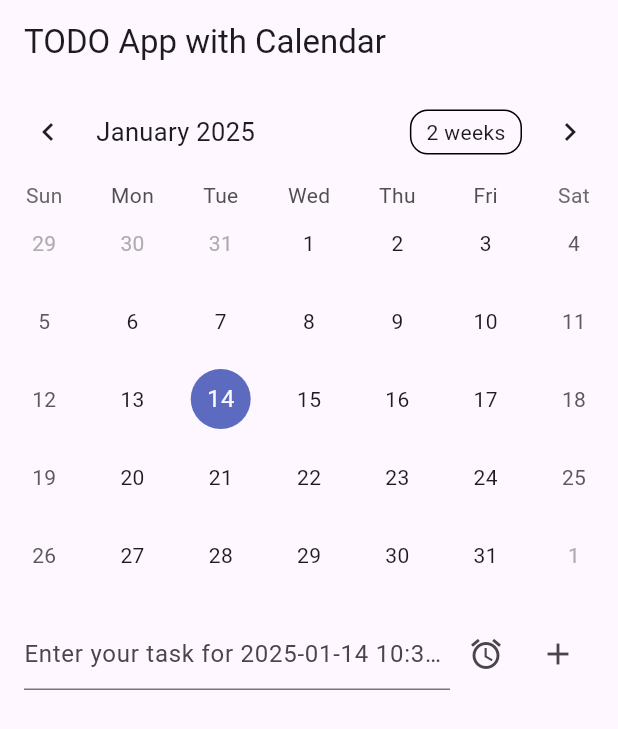
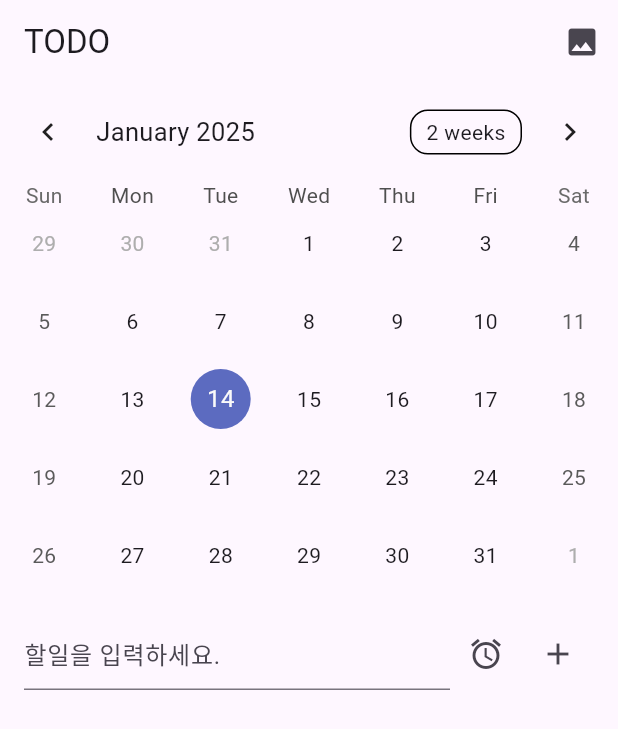
Before and after one commit to 41323/ToDoApp, a Flutter app: the screen it shows after launch, after a tap on the "add" icon, on a phone screen of 412 x 824 dp. Shown: the top 729 px of the screen. Run offline on Flutter 3.47's test engine with Material 3 defaults, Android fonts, the phone set to English and light mode, and no system bars; drawn by our look-alikes of table_calendar; our stand-ins replace flutter_local_notifications, image_picker, permission_handler, shared_preferences, timezone.

Commit message:
background image & transparency

```diff
--- a/flutter_todo_application/flutter_application_1/lib/main.dart
+++ b/flutter_todo_application/flutter_application_1/lib/main.dart
@@ -1,17 +1,21 @@
+import 'dart:convert';
+import 'dart:io';
 import 'package:flutter/material.dart';
+import 'package:image_picker/image_picker.dart';
+import 'package:path_provider/path_provider.dart';
 import 'package:provider/provider.dart';
+import 'package:shared_preferences/shared_preferences.dart';
 import 'package:table_calendar/table_calendar.dart';
-import 'notification_service.dart';  // 알림 서비스 추가
-import 'package:shared_preferences/shared_preferences.dart';
-import 'dart:convert';
 
 class Todo {
   String title;
   bool isDone;
+  DateTime? alarmTime;
 
   Todo({
     required this.title,
     this.isDone = false,
+    this.alarmTime,
   });
 }
 
@@ -23,12 +27,12 @@ class TodoProvider with ChangeNotifier {
     return _todos[normalizedDate] ?? [];
   }
 
-  Future<void> addTodo(DateTime date, String title) async {
+  Future<void> addTodo(DateTime date, String title, {DateTime? alarmTime}) async {
     final DateTime normalizedDate = DateTime(date.year, date.month, date.day);
     if (_todos[normalizedDate] == null) {
       _todos[normalizedDate] = [];
     }
-    _todos[normalizedDate]!.add(Todo(title: title));
+    _todos[normalizedDate]!.add(Todo(title: title, alarmTime: alarmTime));
     await _saveData(); // 데이터 저장
     notifyListeners();
   }
@@ -60,6 +64,7 @@ class TodoProvider with ChangeNotifier {
           return Todo(
             title: item['title'],
             isDone: item['isDone'],
+            alarmTime: item['alarmTime'] != null ? DateTime.parse(item['alarmTime']) : null,
           );
         }).toList();
         _todos[date] = todoList;
@@ -74,28 +79,24 @@ class TodoProvider with ChangeNotifier {
     final Map<String, dynamic> jsonData = {};
     _todos.forEach((key, value) {
       jsonData[key.toIso8601String()] = value
-          .map((todo) => {'title': todo.title, 'isDone': todo.isDone})
+          .map((todo) => {
+                'title': todo.title,
+                'isDone': todo.isDone,
+                'alarmTime': todo.alarmTime?.toIso8601String(),
+              })
           .toList();
     });
     await prefs.setString('todos', jsonEncode(jsonData));
   }
 }
 
-
 void main() async {
   WidgetsFlutterBinding.ensureInitialized();
-
-  // 알림 권한 요청
-  await NotificationService.requestPermissions();  // 권한 요청 추가
-
-  // 알림 서비스 초기화
-  await NotificationService.init();
-
   final todoProvider = TodoProvider();
-  await todoProvider.loadTodos();  // 데이터 로딩 추가
+  await todoProvider.loadTodos();  // 데이터 로딩
   runApp(
     ChangeNotifierProvider(
-      create: (_) => todoProvider,  // TodoProvider를 초기화
+      create: (_) => todoProvider,
       child: MyApp(),
     ),
   );
@@ -107,7 +108,7 @@ class MyApp extends StatelessWidget {
   @override
   Widget build(BuildContext context) {
     return MaterialApp(
-      title: 'TODO App with Calendar',
+      title: 'TODO',
       theme: ThemeData(
         primarySwatch: Colors.blue,
       ),
@@ -128,47 +129,73 @@ class _TodoScreenState extends State<TodoScreen> {
   late DateTime _focusedDay;
   DateTime? _alarmTime;
   bool _isAlarmSet = false;
+  File? _imageFile;  // 이미지 파일
+  bool _isImageOptionsVisible = false;  // 이미지 관련 옵션 메뉴의 표시 여부
+  bool _isOpacityControlVisible = false;  // 투명도 조절 메뉴의 표시 여부
+  double _opacity = 1.0;
 
   @override
   void initState() {
     super.initState();
     _selectedDay = DateTime.now();
     _focusedDay = DateTime.now();
+    _loadImage();
+    _loadOpacity();  // 앱 시작 시 저장된 투명도 값을 불러옴
   }
 
-  // 날짜 선택
-  Future<void> _selectDate(BuildContext context) async {
-    final DateTime? picked = await showDatePicker(
-      context: context,
-      initialDate: _selectedDay,
-      firstDate: DateTime(2020),
-      lastDate: DateTime(2101),
-    );
-    if (picked != null && picked != _selectedDay) {
+  // 이미지 파일 로드 (앱 실행 시 이미지 경로 불러오기)
+  Future<void> _loadImage() async {
+    final prefs = await SharedPreferences.getInstance();
+    final imagePath = prefs.getString('imagePath');
+    if (imagePath != null) {
       setState(() {
-        _selectedDay = picked;
+        _imageFile = File(imagePath);
       });
     }
   }
 
-  // 시간 선택
-  Future<void> _selectTime(BuildContext context) async {
-    final TimeOfDay? picked = await showTimePicker(
-      context: context,
-      initialTime: TimeOfDay.fromDateTime(_selectedDay),
-    );
-    if (picked != null) {
+  // 이미지 선택
+  Future<void> _pickImage() async {
+    final ImagePicker picker = ImagePicker();
+    final XFile? pickedFile = await picker.pickImage(source: ImageSource.gallery);
+    if (pickedFile != null) {
+      final appDir = await getApplicationDocumentsDirectory();
+      final fileName = pickedFile.name;
+      final savedImage = await File(pickedFile.path).copy('${appDir.path}/$fileName');
+
+      // 선택한 이미지 경로를 SharedPreferences에 저장
+      final prefs = await SharedPreferences.getInstance();
+      await prefs.setString('imagePath', savedImage.path);
+
       setState(() {
-        _alarmTime = DateTime(
-          _selectedDay.year,
-          _selectedDay.month,
-          _selectedDay.day,
-          picked.hour,
-          picked.minute,
-        );
-        _isAlarmSet = true;
+        _imageFile = savedImage;
       });
     }
+  }
+
+  // 투명도 값 저장
+  Future<void> _saveOpacity(double opacity) async {
+    final prefs = await SharedPreferences.getInstance();
+    await prefs.setDouble('opacity', opacity);
+  }
+
+  // 저장된 투명도 값 로드
+  Future<void> _loadOpacity() async {
+    final prefs = await SharedPreferences.getInstance();
+    final savedOpacity = prefs.getDouble('opacity');
+    if (savedOpacity != null) {
+      setState(() {
+        _opacity = savedOpacity;
+      });
+    }
+  }
+
+  // 이미지 투명도 조절
+  void _adjustOpacity(double opacity) {
+    setState(() {
+      _opacity = opacity;
+    });
+    _saveOpacity(opacity);  // 투명도 값 저장
   }
 
   @override
@@ -178,9 +205,79 @@ class _TodoScreenState extends State<TodoScreen> {
 
     return Scaffold(
       appBar: AppBar(
-        title: Text('TODO App with Calendar'),
+        title: Text('TODO'),
+        actions: [
+          IconButton(
+            icon: Icon(Icons.image),
+            onPressed: () {
+              setState(() {
+                _isImageOptionsVisible = !_isImageOptionsVisible;
+              });
+            },
+          ),
+        ],
       ),
       body: Column(
+        children: [
+          // 이미지 선택 및 투명도 조절 옵션
+          if (_isImageOptionsVisible)
+            Container(
+              color: Colors.white,
+              child: Column(
+                children: [
+                  ListTile(
+                    title: Text('이미지 선택'),
+                    onTap: _pickImage,  // 이미지 선택
+                  ),
+                  ListTile(
+                    title: Text('투명도 조절'),
+                    onTap: () {
+                      setState(() {
+                        _isOpacityControlVisible = !_isOpacityControlVisible;
+                      });
+                    },
+                  ),
+                ],
+              ),
+            ),
+          // 투명도 조절 슬라이더
+          if (_isOpacityControlVisible)
+            Padding(
+              padding: const EdgeInsets.all(8.0),
+              child: Row(
+                children: [
+                  Text("투명도: "),
+                  Expanded(
+                    child: Slider(
+                      value: _opacity,
+                      min: 0.0,
+                      max: 1.0,
+                      onChanged: _adjustOpacity,
+                    ),
+                  ),
+                  IconButton(
+                    icon: Icon(Icons.close),
+                    onPressed: () {
+                      setState(() {
+                        _isOpacityControlVisible = false;
+                      });
+                    },
+                  ),
+                ],
+              ),
+            ),
+          // 배경 이미지 추가
+          Container(
+            decoration: BoxDecoration(
+              image: _imageFile != null
+                  ? DecorationImage(
+                      image: FileImage(_imageFile!),
+                      fit: BoxFit.cover,
+                      opacity: _opacity,
+                    )
+                  : null,
+            ),
+            child: Column(
               children: [
                 // 달력 위젯
                 TableCalendar(
@@ -207,7 +304,7 @@ class _TodoScreenState extends State<TodoScreen> {
                         child: TextField(
                           controller: todoController,
                           decoration: InputDecoration(
-                      hintText: 'Enter your task for ${_selectedDay.toLocal()}',
+                            hintText: '할일을 입력하세요.',
                           ),
                         ),
                       ),
@@ -215,34 +312,23 @@ class _TodoScreenState extends State<TodoScreen> {
                         icon: Icon(Icons.alarm),
                         onPressed: () async {
                           // 알람 설정 버튼
-                    await _selectDate(context);
-                    await _selectTime(context);
                         },
                       ),
                       IconButton(
                         icon: Icon(Icons.add),
                         onPressed: () async {
                           if (todoController.text.isNotEmpty) {
-                      // 할 일 추가
-                      todoProvider.addTodo(_selectedDay, todoController.text);
-
-                      // 알람 설정이 되어 있으면 알림 예약
-                      if (_isAlarmSet && _alarmTime != null) {
-                        NotificationService.showNotification(
-                          0,
-                          'Task for ${_alarmTime.toString()}',
+                            await todoProvider.addTodo(
+                              _selectedDay,
                               todoController.text,
-                          _alarmTime!,
+                              alarmTime: _alarmTime,
                             );
-                      }
-
                             todoController.clear();
-                      setState(() {
-                        _isAlarmSet = false; // 알람 설정 상태 초기화
-                        _alarmTime = null;
-                      });
                           }
                         },
+                      ),
+                    ],
+                  ),
                 ),
               ],
             ),
--- a/flutter_todo_application/flutter_application_1/pubspec.yaml
+++ b/flutter_todo_application/flutter_application_1/pubspec.yaml
@@ -22,6 +22,9 @@ dev_dependencies:
   timezone: ^0.10.0
   permission_handler: ^11.3.1
   shared_preferences: ^2.2.0
+  image_picker: ^1.1.2
+  path_provider: ^2.0.9
+  flutter_colorpicker: ^1.1.0
   flutter_local_notifications: ^18.0.1   # flutter_local_notifications의 최신 버전
 
 flutter:
```
Also changed, not shown: flutter_todo_application/flutter_application_1/pubspec.lock, 6 other files. Lines whose indentation alone changed are shown as unchanged.
